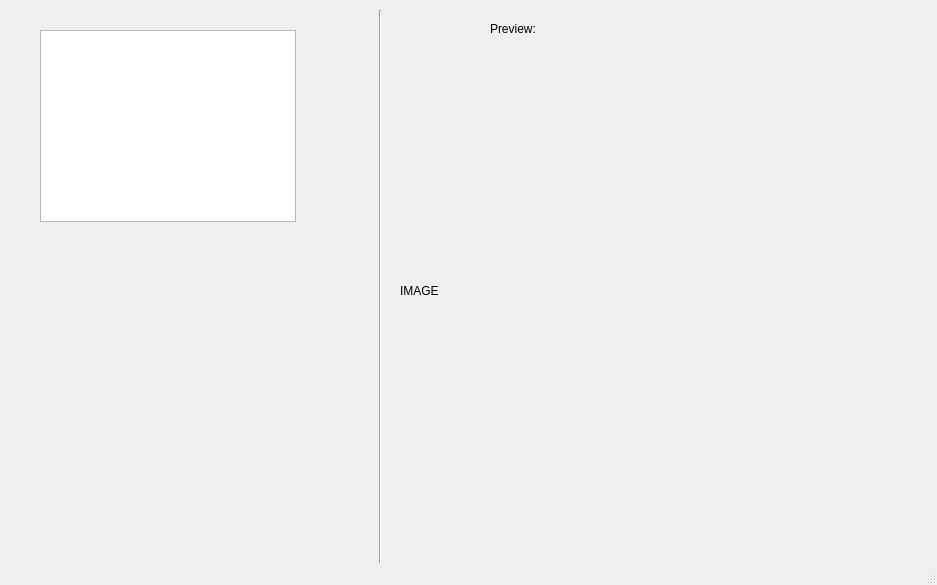
Qt form phote.ui (MichaelMarkovsky/phote) before a commit.
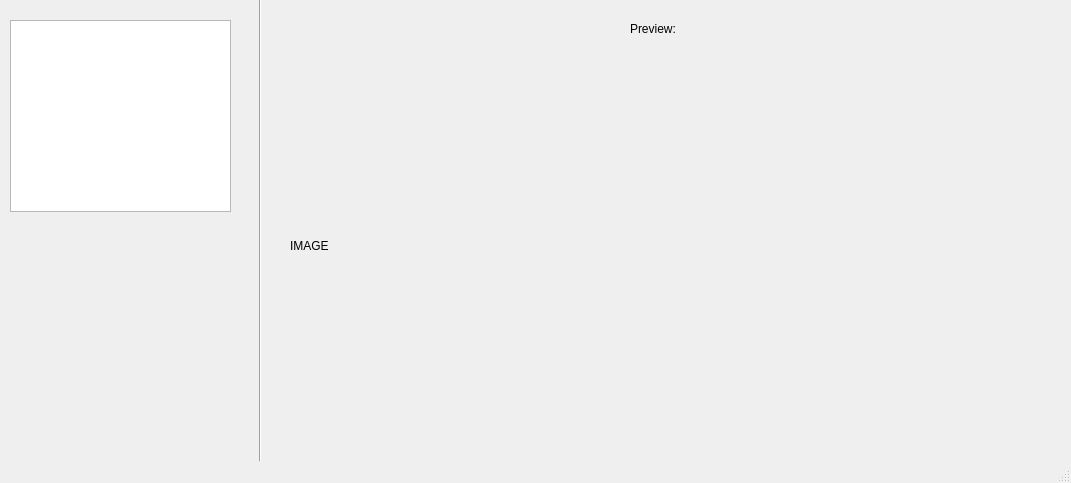
The same form after that commit.

Commit message: ADDED: on enter key, auto perspective transformation

What changed in the file:
```diff
--- a/phote.ui
+++ b/phote.ui
@@ -6,8 +6,8 @@
    <rect>
     <x>0</x>
     <y>0</y>
-    <width>937</width>
-    <height>585</height>
+    <width>1071</width>
+    <height>483</height>
    </rect>
   </property>
   <property name="windowTitle">
@@ -20,7 +20,7 @@
    <widget class="QLabel" name="label">
     <property name="geometry">
      <rect>
-      <x>490</x>
+      <x>630</x>
       <y>20</y>
       <width>54</width>
       <height>17</height>
@@ -33,10 +33,10 @@
    <widget class="Line" name="line">
     <property name="geometry">
      <rect>
-      <x>340</x>
-      <y>10</y>
+      <x>220</x>
+      <y>-20</y>
       <width>81</width>
-      <height>561</height>
+      <height>481</height>
      </rect>
     </property>
     <property name="orientation">
@@ -46,9 +46,9 @@
    <widget class="QListWidget" name="listWidget">
     <property name="geometry">
      <rect>
-      <x>40</x>
-      <y>30</y>
-      <width>256</width>
+      <x>10</x>
+      <y>20</y>
+      <width>221</width>
       <height>192</height>
      </rect>
     </property>
@@ -56,10 +56,10 @@
    <widget class="QWidget" name="verticalLayoutWidget">
     <property name="geometry">
      <rect>
-      <x>400</x>
-      <y>50</y>
-      <width>501</width>
-      <height>481</height>
+      <x>290</x>
+      <y>40</y>
+      <width>731</width>
+      <height>411</height>
      </rect>
     </property>
     <layout class="QVBoxLayout" name="verticalLayout">
```
Left out of the diff: 3 changed lines with no effect on the pictures. The commit also changes 1 other file.
